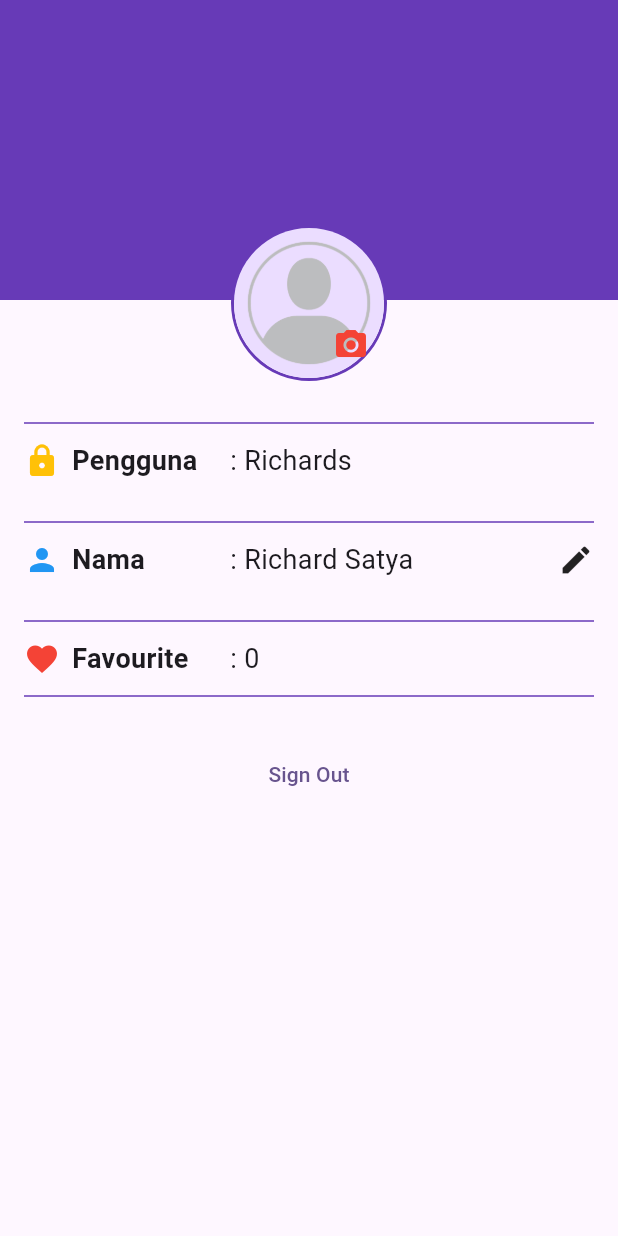
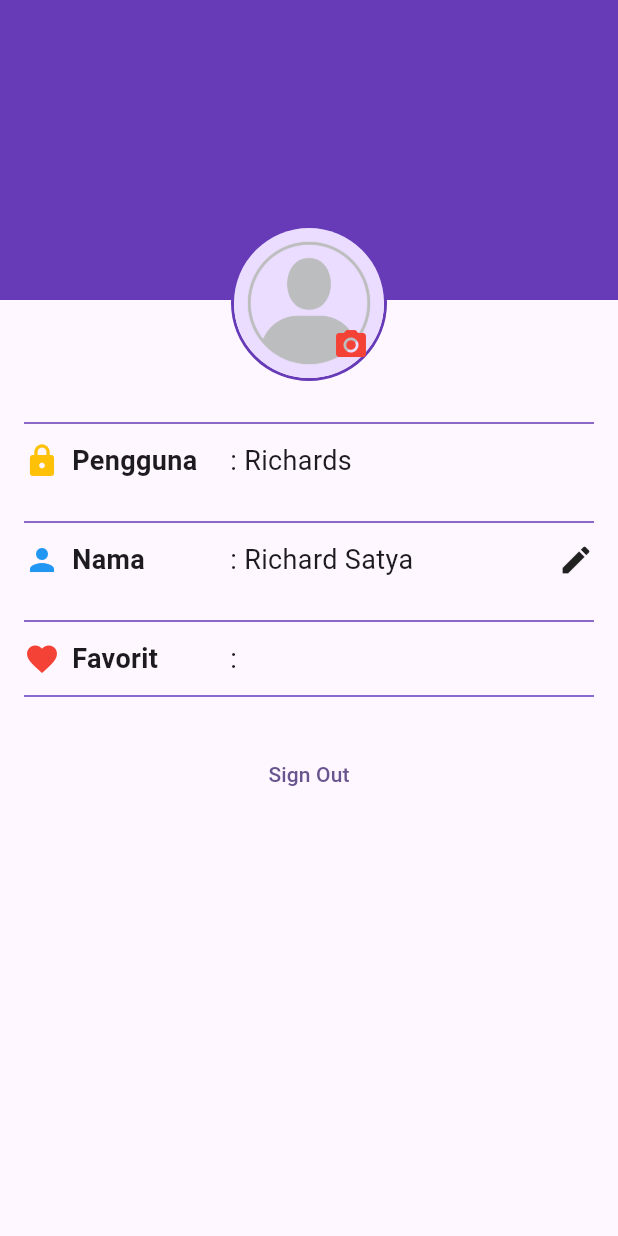
Before and after one commit to stevennvl/prj_wisatacandisi51, a Flutter app: the screen it shows after launch, on a phone screen of 412 x 824 dp. Run offline on Flutter 3.47's test engine with Material 2 defaults, Android fonts, the phone set to English and light mode, and no system bars; our stand-ins replace cached_network_image.

Commit message:
Pembuatan object oriented itemProfile

```diff
--- /dev/null
+++ b/lib/widgets/profile_info_item.dart
@@ -0,0 +1,56 @@
+import 'package:flutter/material.dart';
+
+class ProfileInfoItem extends StatelessWidget {
+  const ProfileInfoItem(
+      {super.key,
+      required this.icon,
+      required this.label,
+      required this.value,
+      this.showEditIcon = false,
+      this.onEditPressed,
+      required this.iconColor});
+
+  final IconData icon;
+  final String label;
+  final String value;
+  final bool showEditIcon;
+  final VoidCallback? onEditPressed;
+  final Color iconColor;
+
+  @override
+  Widget build(BuildContext context) {
+    return Row(
+      children: [
+        SizedBox(
+          width: MediaQuery.of(context).size.width / 3,
+          child: Row(
+            children: [
+              Icon(
+                icon,
+                color: iconColor,
+              ), // Gunakan variabel warna ikon
+              const SizedBox(
+                width: 8,
+              ),
+              Text(
+                label,
+                style:
+                    const TextStyle(fontSize: 18, fontWeight: FontWeight.bold),
+              )
+            ],
+          ),
+        ),
+        Expanded(
+            child: Text(
+          ": $value",
+          style: const TextStyle(fontSize: 18),
+        )),
+        if (showEditIcon)
+          InkWell(
+            onTap: onEditPressed,
+            child: const Icon(Icons.edit),
+          )
+      ],
+    );
+  }
+}
--- a/lib/widgets/profile_screen.dart
+++ b/lib/widgets/profile_screen.dart
@@ -1,4 +1,5 @@
 import 'package:flutter/material.dart';
+import 'package:prj_wisatacandisi51/widgets/profile_info_item.dart';
 
 class ProfileScreen extends StatefulWidget {
   const ProfileScreen({super.key});
@@ -83,34 +84,11 @@ class _ProfileScreenState extends State<ProfileScreen> {
                   height: 4,
                 ),
                 // Pengguna
-                Row(
-                  children: [
-                    SizedBox(
-                      width: MediaQuery.of(context).size.width / 3,
-                      child: const Row(
-                        children: [
-                          Icon(
-                            Icons.lock,
-                            color: Colors.amber,
-                          ),
-                          SizedBox(
-                            width: 8,
-                          ),
-                          Text(
-                            'Pengguna',
-                            style: TextStyle(
-                                fontSize: 18, fontWeight: FontWeight.bold),
-                          )
-                        ],
-                      ),
-                    ),
-                    Expanded(
-                        child: Text(
-                      ": $username",
-                      style: const TextStyle(fontSize: 18),
-                    ))
-                  ],
-                ),
+                ProfileInfoItem(
+                    icon: Icons.lock,
+                    label: 'Pengguna',
+                    value: username,
+                    iconColor: Colors.amber),
                 const SizedBox(
                   height: 20,
                 ),
@@ -121,35 +99,16 @@ class _ProfileScreenState extends State<ProfileScreen> {
                   height: 4,
                 ),
                 // Nama
-                Row(
-                  children: [
-                    SizedBox(
-                      width: MediaQuery.of(context).size.width / 3,
-                      child: const Row(
-                        children: [
-                          Icon(
-                            Icons.person,
-                            color: Colors.blue,
-                          ),
-                          SizedBox(
-                            width: 8,
-                          ),
-                          Text(
-                            'Nama',
-                            style: TextStyle(
-                                fontSize: 18, fontWeight: FontWeight.bold),
-                          )
-                        ],
-                      ),
-                    ),
-                    Expanded(
-                        child: Text(
-                      ": $fullName",
-                      style: const TextStyle(fontSize: 18),
-                    )),
-                    if (isSigned) const Icon(Icons.edit)
-                  ],
-                ),
+                ProfileInfoItem(
+                    icon: Icons.person,
+                    label: 'Nama',
+                    value: fullName,
+                    showEditIcon: isSigned,
+                    onEditPressed: () {
+                      // Tindakan saat ikon edit ditekan
+                      debugPrint("Icon edit ditekan ...");
+                    },
+                    iconColor: Colors.blue),
                 const SizedBox(
                   height: 20,
                 ),
@@ -160,34 +119,12 @@ class _ProfileScreenState extends State<ProfileScreen> {
                   height: 4,
                 ),
                 // Favorit
-                Row(
-                  children: [
-                    SizedBox(
-                      width: MediaQuery.of(context).size.width / 3,
-                      child: const Row(
-                        children: [
-                          Icon(
-                            Icons.favorite,
-                            color: Colors.red,
-                          ),
-                          SizedBox(
-                            width: 8,
-                          ),
-                          Text(
-                            'Favourite',
-                            style: TextStyle(
-                                fontSize: 18, fontWeight: FontWeight.bold),
-                          )
-                        ],
-                      ),
-                    ),
-                    Expanded(
-                        child: Text(
-                      ": $favouritCandiCount",
-                      style: const TextStyle(fontSize: 18),
-                    ))
-                  ],
-                ),
+                ProfileInfoItem(
+                    icon: Icons.favorite,
+                    label: 'Favorit',
+                    value: favouritCandiCount > 0 ? "$favouritCandiCount" : '',
+                    iconColor: Colors.red),
+
                 // TODO: 4. Profile Header
                 const SizedBox(
                   height: 4,
```
Also changed, not shown: 1 other file.
